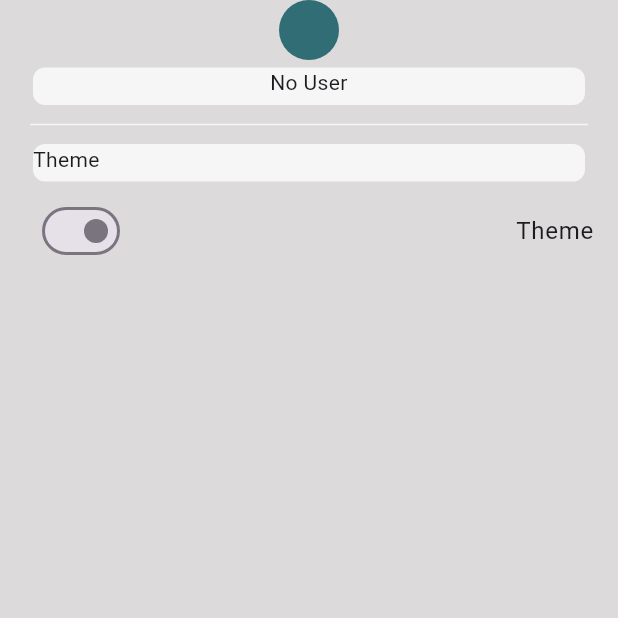
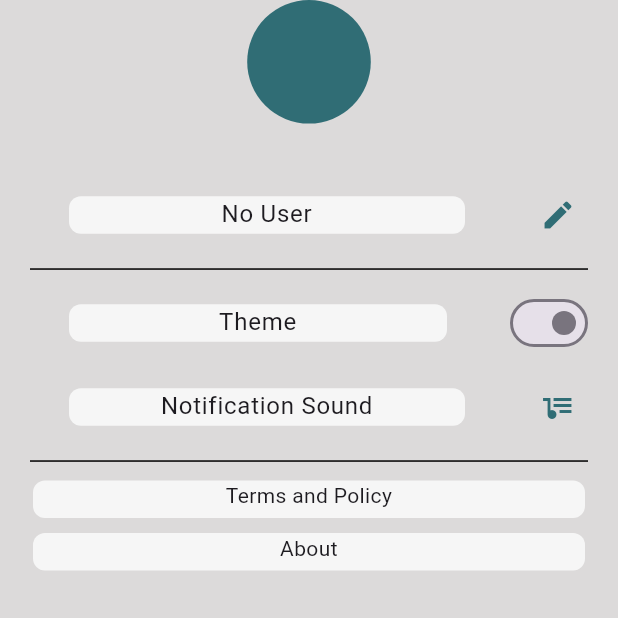
Before and after one commit to ibrahimalnagar45/MedMate, a Flutter app: the SettingsView screen opened directly, on a phone screen of 412 x 824 dp, the top half of it. Run offline on Flutter 3.47's test engine with Material 3 defaults, Android fonts, the phone set to English and light mode, and no system bars; our stand-ins replace fl_chart, flutter_bloc, flutter_local_notifications, flutter_localization, flutter_svg, get_it and 4 more; missing offline and left inert: android_intent_plus, workmanager; accounts and stored records are empty; Roboto replaces fonts that are missing (Scada); project files that could hold a hidden picture were left out.

Commit message:
feat: Enhance user account management; add radius to UserAccountImage, implement updateUserInfo in UserRepo, and improve settings view layout

```diff
--- a/lib/core/widgets/user_account_image.dart
+++ b/lib/core/widgets/user_account_image.dart
@@ -4,13 +4,14 @@ import 'package:midmate/utils/models/user_model.dart';
 import '../../utils/app_colors.dart';
 
 class UserAccountImage extends StatelessWidget {
-  const UserAccountImage({super.key, required this.currentUser});
+  const UserAccountImage({super.key, required this.currentUser, this.radius});
 
   final Person? currentUser;
-
+  final double? radius;
   @override
   Widget build(BuildContext context) {
     return CircleAvatar(
+      radius: radius,
       backgroundColor: AppColors.blue,
       child: Text(
         currentUser == null ? '' : currentUser!.name![0],
--- a/lib/features/home/data/Repository/user_repo_impl.dart
+++ b/lib/features/home/data/Repository/user_repo_impl.dart
@@ -34,4 +34,9 @@ class UserRepoImpl implements UserRepository {
   Future<void> setCurrentUser(Person user) async {
     await crud.setCurrentUser(user);
   }
+
+  @override
+  Future<void> updateUserInfo(UserModel user) async {
+    await crud.updateUserInfo(user);
+  }
 }
--- a/lib/features/home/data/local_data_base/crud.dart
+++ b/lib/features/home/data/local_data_base/crud.dart
@@ -310,7 +310,7 @@ class Crud {
       MedsTable.tableName,
       med.toMap(),
       where: '${MedsTable.medId} = ?',
-      whereArgs: [MedModel.newMed().id],
+      whereArgs: [med.id],
     );
   }
 
@@ -323,14 +323,14 @@ class Crud {
     });
   }
 
-  Future<int> updateUserInfo(MedModel todo) async {
+  Future<int> updateUserInfo(UserModel user) async {
     Database db = await SqHelper().getUsersDbInstance();
 
     return await db.update(
       UsersTable.tableName,
-      todo.toMap(),
+      user.toMap(),
       where: '${UsersTable.userId} = ?',
-      whereArgs: [Person().id],
+      whereArgs: [user.id],
     );
   }
 
--- a/lib/features/home/doman/repository/user_repo.dart
+++ b/lib/features/home/doman/repository/user_repo.dart
@@ -6,4 +6,5 @@ abstract class UserRepository {
   Future<void> setCurrentUser(Person user);
   Future<Person?> getCurrentUser();
   Future<bool> isUserExist(Person user);
+  Future<void> updateUserInfo(UserModel user);
 }
--- a/lib/features/settings/presentaion/views/settings_view.dart
+++ b/lib/features/settings/presentaion/views/settings_view.dart
@@ -6,6 +6,6 @@ class SettingsView extends StatelessWidget {
 
   @override
   Widget build(BuildContext context) {
-    return const Scaffold(body: SettingsViewBody());
+    return const Scaffold(body: SafeArea(child: SettingsViewBody()));
   }
 }
--- a/lib/features/settings/presentaion/views/widgets/settings_view_body.dart
+++ b/lib/features/settings/presentaion/views/widgets/settings_view_body.dart
@@ -5,10 +5,22 @@ import 'package:midmate/core/widgets/user_account_image.dart';
 import 'package:midmate/features/home/doman/repository/user_repo.dart';
 import 'package:midmate/features/settings/presentaion/views/widgets/setting_item_widget.dart';
 import 'package:midmate/utils/app_colors.dart';
-
 import 'package:midmate/utils/models/user_model.dart';
 import 'package:midmate/utils/service_locator.dart';
 
+/*
+ User info (photo, name, birthday, edit)       Done
+
+Display settings (theme, font, colors)
+
+Language & region (Arabic/English toggle)
+
+Reminders & notifications (sound, snooze, toggle)
+
+Privacy & data (reset, clear data)
+
+About app (version, developer info)
+ */
 class SettingsViewBody extends StatefulWidget {
   const SettingsViewBody({super.key});
 
@@ -28,28 +40,72 @@ class _SettingsViewBodyState extends State<SettingsViewBody> {
 
   @override
   Widget build(BuildContext context) {
+    var size = MediaQuery.sizeOf(context);
     return BlocBuilder<ModeCubit, ModeState>(
       builder: (context, state) {
         final isDarkMode = (state is Modechanged && state.mode == 'dark');
 
         return Column(
+          mainAxisSize: MainAxisSize.max,
           children: [
-            UserAccountImage(currentUser: currentUser),
-            SettingItemWidget(
-              child: Text(
-                '${currentUser?.name ?? 'No User'}\t\t\t\t\t\t${currentUser?.birthDayDate ?? ''} ',
-                textAlign: TextAlign.center,
+            UserAccountImage(
+              currentUser: currentUser,
+              radius: size.height * .05,
+            ),
+            SizedBox(height: size.height * .04),
+            ListTile(
+              title: SettingItemWidget(
+                child: Text(
+                  '${currentUser?.name ?? 'No User'}\t\t\t\t\t\t${currentUser?.birthDayDate ?? ''} ',
+                  textAlign: TextAlign.center,
+                ),
+              ),
+              leading: IconButton(
+                padding: EdgeInsets.all(0),
+
+                onPressed: () {
+                },
+                icon: Icon(Icons.edit),
               ),
             ),
-            Divider(endIndent: 20, indent: 20, color: AppColors.white),
-            SettingItemWidget(child: Text('Theme', textAlign: TextAlign.left)),
 
-            SwitchListTile(
-              activeThumbColor: AppColors.blue,
-              title: const Text('Theme'),
-              value: isDarkMode,
-              onChanged: (_) => context.read<ModeCubit>().toggleMode(),
+            Divider(endIndent: 20, indent: 20, color: Colors.black),
+
+            ListTile(
+              title: SettingItemWidget(
+                child: Text('Theme', textAlign: TextAlign.center),
+              ),
+              leading: Switch(
+                activeThumbColor: AppColors.teal,
+                value: isDarkMode,
+                onChanged: (_) => context.read<ModeCubit>().toggleMode(),
+              ),
             ),
+
+            // add notification sound picker
+            ListTile(
+              title: SettingItemWidget(
+                child: Text('Notification Sound', textAlign: TextAlign.center),
+              ),
+              leading: IconButton(
+                padding: EdgeInsets.all(0),
+                onPressed: () {},
+                icon: Icon(Icons.queue_music),
+              ),
+            ),
+
+            Divider(endIndent: 20, indent: 20, color: Colors.black),
+
+            // terms and policy
+            SettingItemWidget(
+              child: Text('Terms and Policy', textAlign: TextAlign.center),
+            ),
+
+            // about section
+            SettingItemWidget(
+              child: Text('About', textAlign: TextAlign.center),
+            ),
+            //
           ],
         );
       },
--- a/lib/utils/models/user_model.dart
+++ b/lib/utils/models/user_model.dart
@@ -19,7 +19,7 @@ class Person {
     );
   }
 
-  toMap() {
+Map<String,dynamic>  toMap() {
     return {
       UsersTable.isCurrentUser: isCurrentUser,
       // DbConstants.userId: id,
```
